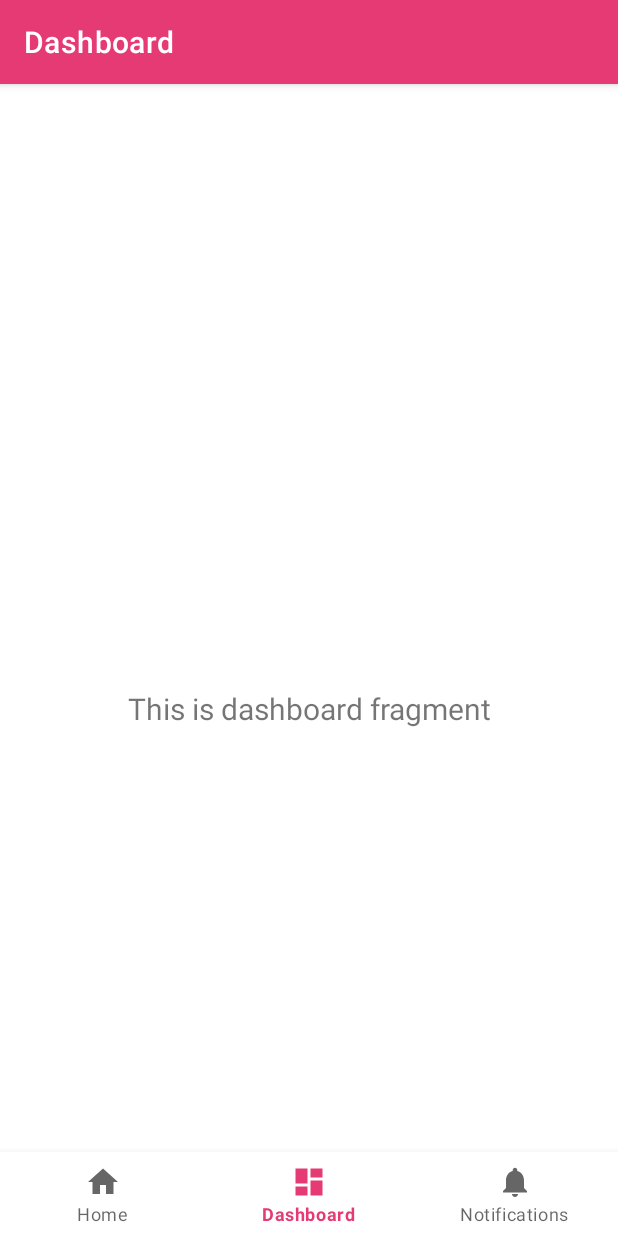
After one commit to Nuggetierer/MAD_Assignment, an Android app: the DashboardFragment screen opened through its navigation route, on a phone screen of 412 x 824 dp. The commit adds this screen. Run offline under Robolectric (Android 15) with nearby library versions, the phone set to English and light mode, and no system bars; our stand-ins replace navigation-ui.

Commit message:
Added bottom navigation and create block class with string name , int id and string description and string school , school is ict,business.

```diff
--- a/app/src/main/AndroidManifest.xml
+++ b/app/src/main/AndroidManifest.xml
@@ -10,6 +10,10 @@
         android:supportsRtl="true"
         android:theme="@style/Theme.MAD_Assignment">
         <activity
+            android:name=".MainActivity2"
+            android:exported="false"
+            android:label="@string/title_activity_main2" />
+        <activity
             android:name=".MainActivity"
             android:exported="true">
             <intent-filter>
--- /dev/null
+++ b/app/src/main/java/sg/edu/np/mad/mad_assignment/MainActivity2.java
@@ -0,0 +1,37 @@
+package sg.edu.np.mad.mad_assignment;
+
+import android.os.Bundle;
+
+import com.google.android.material.bottomnavigation.BottomNavigationView;
+
+import androidx.appcompat.app.AppCompatActivity;
+import androidx.navigation.NavController;
+import androidx.navigation.Navigation;
+import androidx.navigation.ui.AppBarConfiguration;
+import androidx.navigation.ui.NavigationUI;
+
+import sg.edu.np.mad.mad_assignment.databinding.ActivityMain2Binding;
+
+public class MainActivity2 extends AppCompatActivity {
+
+    private ActivityMain2Binding binding;
+
+    @Override
+    protected void onCreate(Bundle savedInstanceState) {
+        super.onCreate(savedInstanceState);
+
+        binding = ActivityMain2Binding.inflate(getLayoutInflater());
+        setContentView(binding.getRoot());
+
+        BottomNavigationView navView = findViewById(R.id.nav_view);
+        // Passing each menu ID as a set of Ids because each
+        // menu should be considered as top level destinations.
+        AppBarConfiguration appBarConfiguration = new AppBarConfiguration.Builder(
+                R.id.navigation_home, R.id.navigation_dashboard, R.id.navigation_notifications)
+                .build();
+        NavController navController = Navigation.findNavController(this, R.id.nav_host_fragment_activity_main2);
+        NavigationUI.setupActionBarWithNavController(this, navController, appBarConfiguration);
+        NavigationUI.setupWithNavController(binding.navView, navController);
+    }
+
+}
--- /dev/null
+++ b/app/src/main/java/sg/edu/np/mad/mad_assignment/ui/dashboard/DashboardFragment.java
@@ -0,0 +1,37 @@
+package sg.edu.np.mad.mad_assignment.ui.dashboard;
+
+import android.os.Bundle;
+import android.view.LayoutInflater;
+import android.view.View;
+import android.view.ViewGroup;
+import android.widget.TextView;
+
+import androidx.annotation.NonNull;
+import androidx.fragment.app.Fragment;
+import androidx.lifecycle.ViewModelProvider;
+
+import sg.edu.np.mad.mad_assignment.databinding.FragmentDashboardBinding;
+
+public class DashboardFragment extends Fragment {
+
+    private FragmentDashboardBinding binding;
+
+    public View onCreateView(@NonNull LayoutInflater inflater,
+                             ViewGroup container, Bundle savedInstanceState) {
+        DashboardViewModel dashboardViewModel =
+                new ViewModelProvider(this).get(DashboardViewModel.class);
+
+        binding = FragmentDashboardBinding.inflate(inflater, container, false);
+        View root = binding.getRoot();
+
+        final TextView textView = binding.textDashboard;
+        dashboardViewModel.getText().observe(getViewLifecycleOwner(), textView::setText);
+        return root;
+    }
+
+    @Override
+    public void onDestroyView() {
+        super.onDestroyView();
+        binding = null;
+    }
+}
--- /dev/null
+++ b/app/src/main/java/sg/edu/np/mad/mad_assignment/ui/dashboard/DashboardViewModel.java
@@ -0,0 +1,19 @@
+package sg.edu.np.mad.mad_assignment.ui.dashboard;
+
+import androidx.lifecycle.LiveData;
+import androidx.lifecycle.MutableLiveData;
+import androidx.lifecycle.ViewModel;
+
+public class DashboardViewModel extends ViewModel {
+
+    private final MutableLiveData<String> mText;
+
+    public DashboardViewModel() {
+        mText = new MutableLiveData<>();
+        mText.setValue("This is dashboard fragment");
+    }
+
+    public LiveData<String> getText() {
+        return mText;
+    }
+}
--- /dev/null
+++ b/app/src/main/java/sg/edu/np/mad/mad_assignment/ui/home/HomeFragment.java
@@ -0,0 +1,37 @@
+package sg.edu.np.mad.mad_assignment.ui.home;
+
+import android.os.Bundle;
+import android.view.LayoutInflater;
+import android.view.View;
+import android.view.ViewGroup;
+import android.widget.TextView;
+
+import androidx.annotation.NonNull;
+import androidx.fragment.app.Fragment;
+import androidx.lifecycle.ViewModelProvider;
+
+import sg.edu.np.mad.mad_assignment.databinding.FragmentHomeBinding;
+
+public class HomeFragment extends Fragment {
+
+    private FragmentHomeBinding binding;
+
+    public View onCreateView(@NonNull LayoutInflater inflater,
+                             ViewGroup container, Bundle savedInstanceState) {
+        HomeViewModel homeViewModel =
+                new ViewModelProvider(this).get(HomeViewModel.class);
+
+        binding = FragmentHomeBinding.inflate(inflater, container, false);
+        View root = binding.getRoot();
+
+        final TextView textView = binding.textHome;
+        homeViewModel.getText().observe(getViewLifecycleOwner(), textView::setText);
+        return root;
+    }
+
+    @Override
+    public void onDestroyView() {
+        super.onDestroyView();
+        binding = null;
+    }
+}
--- /dev/null
+++ b/app/src/main/java/sg/edu/np/mad/mad_assignment/ui/home/HomeViewModel.java
@@ -0,0 +1,19 @@
+package sg.edu.np.mad.mad_assignment.ui.home;
+
+import androidx.lifecycle.LiveData;
+import androidx.lifecycle.MutableLiveData;
+import androidx.lifecycle.ViewModel;
+
+public class HomeViewModel extends ViewModel {
+
+    private final MutableLiveData<String> mText;
+
+    public HomeViewModel() {
+        mText = new MutableLiveData<>();
+        mText.setValue("This is home fragment");
+    }
+
+    public LiveData<String> getText() {
+        return mText;
+    }
+}
--- /dev/null
+++ b/app/src/main/res/drawable/ic_dashboard_black_24dp.xml
@@ -0,0 +1,9 @@
+<vector xmlns:android="http://schemas.android.com/apk/res/android"
+    android:width="24dp"
+    android:height="24dp"
+    android:viewportWidth="24.0"
+    android:viewportHeight="24.0">
+    <path
+        android:fillColor="#FF000000"
+        android:pathData="M3,13h8L11,3L3,3v10zM3,21h8v-6L3,15v6zM13,21h8L21,11h-8v10zM13,3v6h8L21,3h-8z" />
+</vector>
--- /dev/null
+++ b/app/src/main/res/drawable/ic_home_black_24dp.xml
@@ -0,0 +1,9 @@
+<vector xmlns:android="http://schemas.android.com/apk/res/android"
+    android:width="24dp"
+    android:height="24dp"
+    android:viewportWidth="24.0"
+    android:viewportHeight="24.0">
+    <path
+        android:fillColor="#FF000000"
+        android:pathData="M10,20v-6h4v6h5v-8h3L12,3 2,12h3v8z" />
+</vector>
--- /dev/null
+++ b/app/src/main/res/drawable/ic_notifications_black_24dp.xml
@@ -0,0 +1,9 @@
+<vector xmlns:android="http://schemas.android.com/apk/res/android"
+    android:width="24dp"
+    android:height="24dp"
+    android:viewportWidth="24.0"
+    android:viewportHeight="24.0">
+    <path
+        android:fillColor="#FF000000"
+        android:pathData="M12,22c1.1,0 2,-0.9 2,-2h-4c0,1.1 0.89,2 2,2zM18,16v-5c0,-3.07 -1.64,-5.64 -4.5,-6.32L13.5,4c0,-0.83 -0.67,-1.5 -1.5,-1.5s-1.5,0.67 -1.5,1.5v0.68C7.63,5.36 6,7.92 6,11v5l-2,2v1h16v-1l-2,-2z" />
+</vector>
--- /dev/null
+++ b/app/src/main/res/layout/activity_main2.xml
@@ -0,0 +1,33 @@
+<?xml version="1.0" encoding="utf-8"?>
+<androidx.constraintlayout.widget.ConstraintLayout xmlns:android="http://schemas.android.com/apk/res/android"
+    xmlns:app="http://schemas.android.com/apk/res-auto"
+    android:id="@+id/container"
+    android:layout_width="match_parent"
+    android:layout_height="match_parent"
+    android:paddingTop="?attr/actionBarSize">
+
+    <com.google.android.material.bottomnavigation.BottomNavigationView
+        android:id="@+id/nav_view"
+        android:layout_width="0dp"
+        android:layout_height="wrap_content"
+        android:layout_marginStart="0dp"
+        android:layout_marginEnd="0dp"
+        android:background="?android:attr/windowBackground"
+        app:layout_constraintBottom_toBottomOf="parent"
+        app:layout_constraintLeft_toLeftOf="parent"
+        app:layout_constraintRight_toRightOf="parent"
+        app:menu="@menu/bottom_nav_menu" />
+
+    <fragment
+        android:id="@+id/nav_host_fragment_activity_main2"
+        android:name="androidx.navigation.fragment.NavHostFragment"
+        android:layout_width="match_parent"
+        android:layout_height="match_parent"
+        app:defaultNavHost="true"
+        app:layout_constraintBottom_toTopOf="@id/nav_view"
+        app:layout_constraintLeft_toLeftOf="parent"
+        app:layout_constraintRight_toRightOf="parent"
+        app:layout_constraintTop_toTopOf="parent"
+        app:navGraph="@navigation/mobile_navigation" />
+
+</androidx.constraintlayout.widget.ConstraintLayout>
--- /dev/null
+++ b/app/src/main/res/layout/fragment_dashboard.xml
@@ -0,0 +1,22 @@
+<?xml version="1.0" encoding="utf-8"?>
+<androidx.constraintlayout.widget.ConstraintLayout xmlns:android="http://schemas.android.com/apk/res/android"
+    xmlns:app="http://schemas.android.com/apk/res-auto"
+    xmlns:tools="http://schemas.android.com/tools"
+    android:layout_width="match_parent"
+    android:layout_height="match_parent"
+    tools:context=".ui.dashboard.DashboardFragment">
+
+    <TextView
+        android:id="@+id/text_dashboard"
+        android:layout_width="match_parent"
+        android:layout_height="wrap_content"
+        android:layout_marginStart="8dp"
+        android:layout_marginTop="8dp"
+        android:layout_marginEnd="8dp"
+        android:textAlignment="center"
+        android:textSize="20sp"
+        app:layout_constraintBottom_toBottomOf="parent"
+        app:layout_constraintEnd_toEndOf="parent"
+        app:layout_constraintStart_toStartOf="parent"
+        app:layout_constraintTop_toTopOf="parent" />
+</androidx.constraintlayout.widget.ConstraintLayout>
--- /dev/null
+++ b/app/src/main/res/menu/bottom_nav_menu.xml
@@ -0,0 +1,19 @@
+<?xml version="1.0" encoding="utf-8"?>
+<menu xmlns:android="http://schemas.android.com/apk/res/android">
+
+    <item
+        android:id="@+id/navigation_home"
+        android:icon="@drawable/ic_home_black_24dp"
+        android:title="@string/title_home" />
+
+    <item
+        android:id="@+id/navigation_dashboard"
+        android:icon="@drawable/ic_dashboard_black_24dp"
+        android:title="@string/title_dashboard" />
+
+    <item
+        android:id="@+id/navigation_notifications"
+        android:icon="@drawable/ic_notifications_black_24dp"
+        android:title="@string/title_notifications" />
+
+</menu>
--- /dev/null
+++ b/app/src/main/res/navigation/mobile_navigation.xml
@@ -0,0 +1,25 @@
+<?xml version="1.0" encoding="utf-8"?>
+<navigation xmlns:android="http://schemas.android.com/apk/res/android"
+    xmlns:app="http://schemas.android.com/apk/res-auto"
+    xmlns:tools="http://schemas.android.com/tools"
+    android:id="@+id/mobile_navigation"
+    app:startDestination="@+id/navigation_home">
+
+    <fragment
+        android:id="@+id/navigation_home"
+        android:name="sg.edu.np.mad.mad_assignment.ui.home.HomeFragment"
+        android:label="@string/title_home"
+        tools:layout="@layout/fragment_home" />
+
+    <fragment
+        android:id="@+id/navigation_dashboard"
+        android:name="sg.edu.np.mad.mad_assignment.ui.dashboard.DashboardFragment"
+        android:label="@string/title_dashboard"
+        tools:layout="@layout/fragment_dashboard" />
+
+    <fragment
+        android:id="@+id/navigation_notifications"
+        android:name="sg.edu.np.mad.mad_assignment.ui.notifications.NotificationsFragment"
+        android:label="@string/title_notifications"
+        tools:layout="@layout/fragment_notifications" />
+</navigation>
--- /dev/null
+++ b/app/src/main/res/values/dimens.xml
@@ -0,0 +1,5 @@
+<resources>
+    <!-- Default screen margins, per the Android Design guidelines. -->
+    <dimen name="activity_horizontal_margin">16dp</dimen>
+    <dimen name="activity_vertical_margin">16dp</dimen>
+</resources>
--- a/app/src/main/res/values/strings.xml
+++ b/app/src/main/res/values/strings.xml
@@ -1,3 +1,7 @@
 <resources>
     <string name="app_name">MAD_Assignment</string>
+    <string name="title_activity_main2">MainActivity2</string>
+    <string name="title_home">Home</string>
+    <string name="title_dashboard">Dashboard</string>
+    <string name="title_notifications">Notifications</string>
 </resources>
```
Also changed, not shown: app/build.gradle (+7 -0 lines), app/src/main/java/sg/edu/np/mad/mad_assignment/ui/notifications/NotificationsFragment.java (added, +37 -0 lines), app/src/main/java/sg/edu/np/mad/mad_assignment/ui/notifications/NotificationsViewModel.java (added, +19 -0 lines), app/src/main/res/layout/fragment_home.xml (added, +22 -0 lines), app/src/main/res/layout/fragment_notifications.xml (added, +22 -0 lines).
